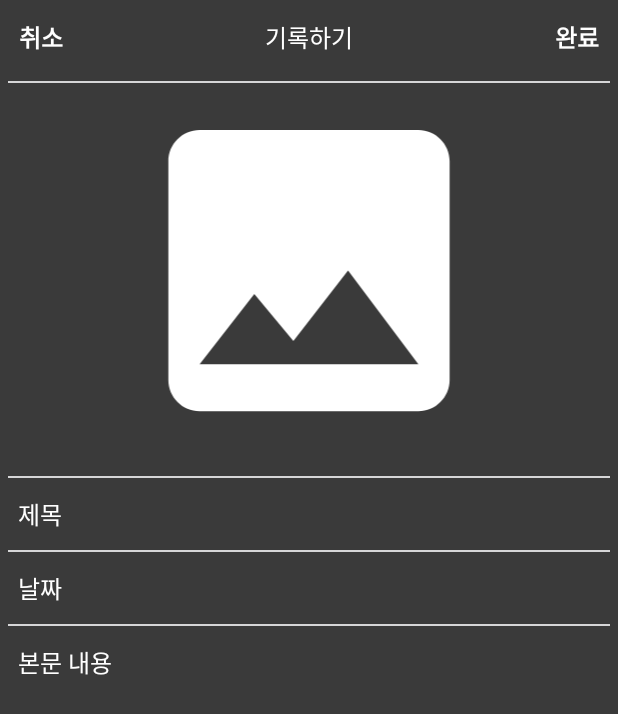
After one commit to EJLee1209/ChunCheonConquest, an Android app: the layout fragment_write.xml on its own in the app's theme, with its tools: preview values and no code run, on a phone screen of 412 x 824 dp. The commit adds this screen. Shown: the top 714 px of the screen. Run offline under Robolectric (Android 15) with nearby library versions, the phone set to English and light mode, and no system bars.

Commit message:
기록하기 부분 ui 구현

```diff
--- a/app/src/main/java/com/dldmswo1209/chuncheonconquest/fragment/MapFragment.kt
+++ b/app/src/main/java/com/dldmswo1209/chuncheonconquest/fragment/MapFragment.kt
@@ -43,11 +43,7 @@ class MapFragment : Fragment(), OnMapReadyCallback {
         val mapFragment = fm.findFragmentById(R.id.map) as MapFragment?
         mapFragment?.getMapAsync(this)
 
-
-
     }
-
-
 
     override fun onMapReady(map: NaverMap) {
         naverMap = map
--- /dev/null
+++ b/app/src/main/res/drawable/icon_image.xml
@@ -0,0 +1,5 @@
+<vector android:height="24dp" android:tint="#FFFFFF"
+    android:viewportHeight="24" android:viewportWidth="24"
+    android:width="24dp" xmlns:android="http://schemas.android.com/apk/res/android">
+    <path android:fillColor="@android:color/white" android:pathData="M21,19V5c0,-1.1 -0.9,-2 -2,-2H5c-1.1,0 -2,0.9 -2,2v14c0,1.1 0.9,2 2,2h14c1.1,0 2,-0.9 2,-2zM8.5,13.5l2.5,3.01L14.5,12l4.5,6H5l3.5,-4.5z"/>
+</vector>
--- a/app/src/main/res/layout/fragment_detail_tour_bottom_sheet.xml
+++ b/app/src/main/res/layout/fragment_detail_tour_bottom_sheet.xml
@@ -45,7 +45,7 @@
                         android:layout_width="wrap_content"
                         android:layout_height="wrap_content"
                         android:text="투어 제목"
-                        android:textSize="18sp"
+                        android:textSize="24sp"
                         android:textStyle="bold"
                         android:textColor="@color/white"
                         android:layout_marginStart="12dp"
--- /dev/null
+++ b/app/src/main/res/layout/fragment_write.xml
@@ -0,0 +1,141 @@
+<?xml version="1.0" encoding="utf-8"?>
+<androidx.coordinatorlayout.widget.CoordinatorLayout xmlns:android="http://schemas.android.com/apk/res/android"
+    xmlns:tools="http://schemas.android.com/tools"
+    android:layout_width="match_parent"
+    android:layout_height="match_parent"
+    xmlns:app="http://schemas.android.com/apk/res-auto"
+    tools:context=".fragment.WriteFragment"
+    android:background="@color/background_gray">
+
+    <androidx.appcompat.widget.LinearLayoutCompat
+        android:layout_width="match_parent"
+        android:layout_height="wrap_content"
+        android:orientation="vertical">
+
+        <androidx.constraintlayout.widget.ConstraintLayout
+            android:layout_width="match_parent"
+            android:layout_height="wrap_content">
+
+            <TextView
+                android:id="@+id/cancelButton"
+                android:layout_width="wrap_content"
+                android:layout_height="wrap_content"
+                android:text="취소"
+                android:textStyle="bold"
+                android:textColor="@color/white"
+                android:textSize="16sp"
+                android:padding="5dp"
+                app:layout_constraintStart_toStartOf="parent"
+                app:layout_constraintTop_toTopOf="parent"
+                android:layout_margin="7dp"/>
+
+            <TextView
+                android:layout_width="wrap_content"
+                android:layout_height="wrap_content"
+                app:layout_constraintStart_toStartOf="parent"
+                app:layout_constraintEnd_toEndOf="parent"
+                app:layout_constraintTop_toTopOf="@id/cancelButton"
+                app:layout_constraintBottom_toBottomOf="@id/cancelButton"
+                android:text="기록하기"
+                android:textColor="@color/white"
+                android:textSize="16sp"
+                />
+
+            <TextView
+                android:id="@+id/okButton"
+                android:layout_width="wrap_content"
+                android:layout_height="wrap_content"
+                android:text="완료"
+                android:textStyle="bold"
+                android:textColor="@color/white"
+                android:textSize="16sp"
+                android:padding="5dp"
+                app:layout_constraintEnd_toEndOf="parent"
+                app:layout_constraintTop_toTopOf="parent"
+                android:layout_margin="7dp"/>
+
+        </androidx.constraintlayout.widget.ConstraintLayout>
+
+        <View
+            android:layout_width="match_parent"
+            android:layout_height="1dp"
+            android:background="@color/dg_gray"
+            android:layout_marginTop="12dp"
+            android:layout_marginStart="5dp"
+            android:layout_marginEnd="5dp"/>
+
+        <androidx.constraintlayout.utils.widget.ImageFilterView
+            android:id="@+id/imageView"
+            android:layout_width="match_parent"
+            android:layout_height="250dp"
+            android:src="@drawable/icon_image"/>
+
+        <View
+            android:layout_width="match_parent"
+            android:layout_height="1dp"
+            android:background="@color/dg_gray"
+            android:layout_marginTop="12dp"
+            android:layout_marginStart="5dp"
+            android:layout_marginEnd="5dp"/>
+
+        <EditText
+            android:id="@+id/titleEditText"
+            android:layout_width="match_parent"
+            android:layout_height="wrap_content"
+            android:background="@null"
+            android:hint="제목"
+            android:textSize="16sp"
+            android:textColor="@color/white"
+            android:textColorHint="@color/white"
+            android:padding="12dp"/>
+
+        <View
+            android:layout_width="match_parent"
+            android:layout_height="1dp"
+            android:background="@color/dg_gray"
+            android:layout_marginStart="5dp"
+            android:layout_marginEnd="5dp"/>
+
+        <TextView
+            android:id="@+id/dateTextView"
+            android:layout_width="match_parent"
+            android:layout_height="wrap_content"
+            android:text="날짜"
+            android:textSize="16sp"
+            android:textColor="@color/white"
+            android:padding="12dp"/>
+
+        <View
+            android:layout_width="match_parent"
+            android:layout_height="1dp"
+            android:background="@color/dg_gray"
+            android:layout_marginStart="5dp"
+            android:layout_marginEnd="5dp"/>
+
+        <FrameLayout
+            android:layout_width="match_parent"
+            android:layout_height="match_parent">
+
+            <View
+                android:layout_width="match_parent"
+                android:layout_height="match_parent"/>
+
+            <EditText
+                android:id="@+id/contentEditText"
+                android:layout_width="match_parent"
+                android:layout_height="match_parent"
+                android:background="@null"
+                android:padding="12dp"
+                android:textColor="@color/white"
+                android:textSize="16sp"
+                android:hint="본문 내용"
+                android:textColorHint="@color/white"
+                android:gravity="top"/>
+
+
+        </FrameLayout>
+
+
+    </androidx.appcompat.widget.LinearLayoutCompat>
+
+</androidx.coordinatorlayout.widget.CoordinatorLayout>
```
Also changed, not shown: app/src/main/java/com/dldmswo1209/chuncheonconquest/adapter/PostListAdapter.kt (added, +47 -0 lines), app/src/main/java/com/dldmswo1209/chuncheonconquest/fragment/PostFragment.kt (+10 -0 lines), app/src/main/java/com/dldmswo1209/chuncheonconquest/fragment/WriteFragment.kt (added, +45 -0 lines), app/src/main/java/com/dldmswo1209/chuncheonconquest/model/Post.kt (added, +8 -0 lines), app/src/main/res/layout/fragment_post.xml (+17 -6 lines), app/src/main/res/layout/post_item.xml (added, +42 -0 lines).
